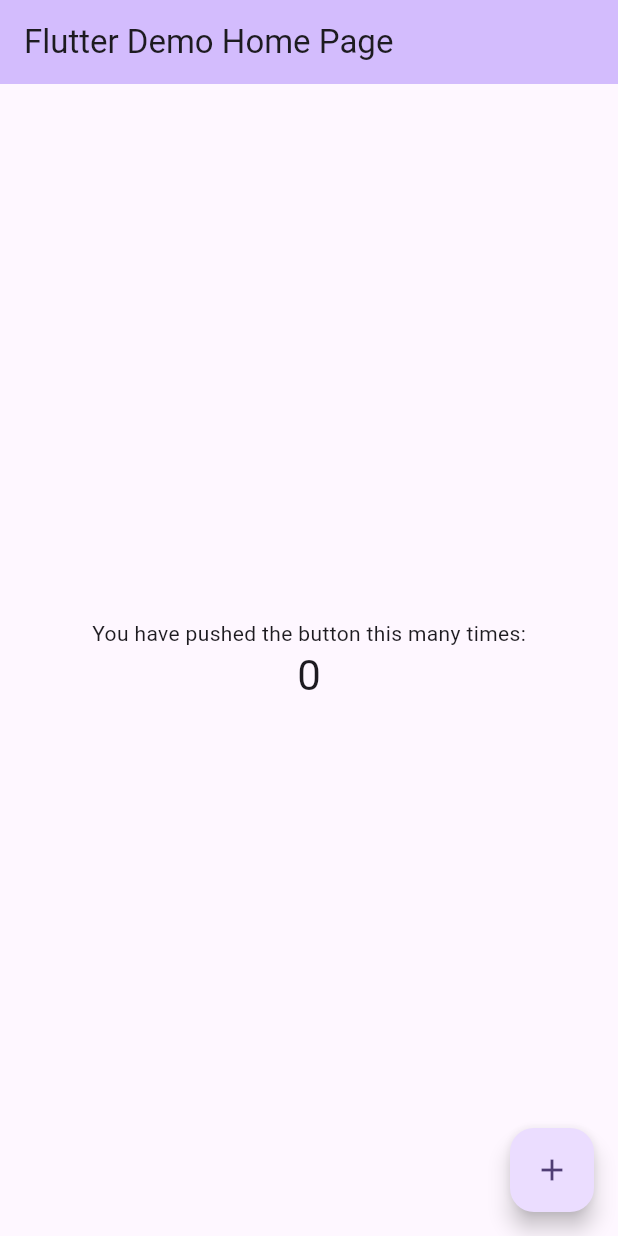
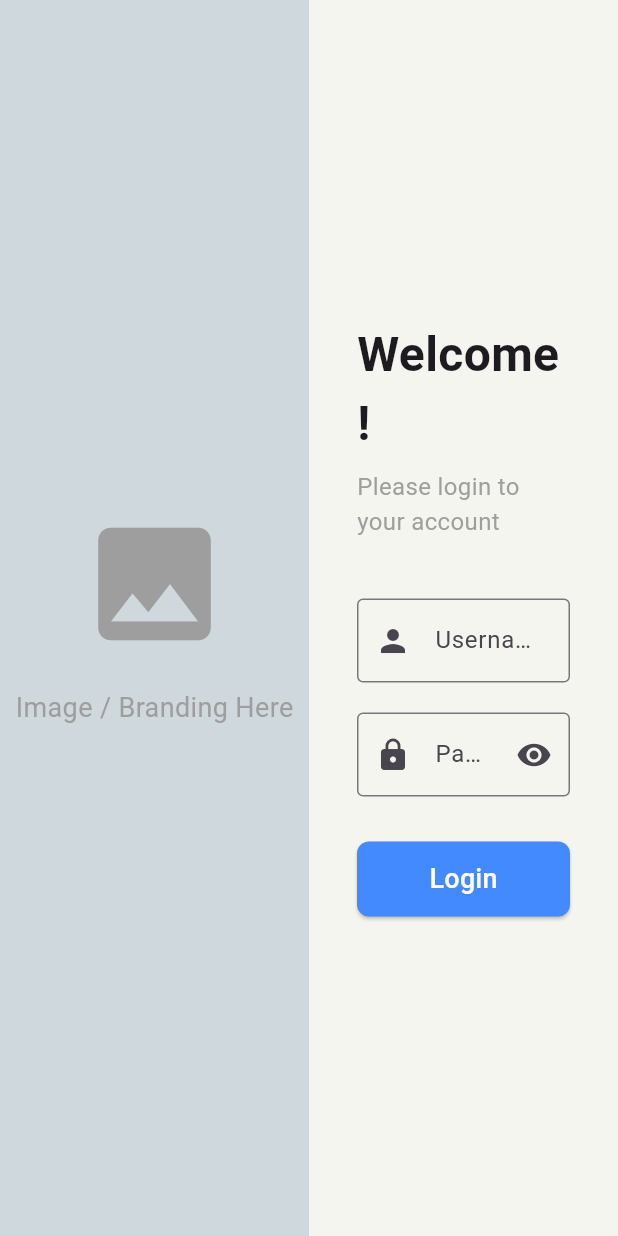
Before and after one commit to XyrelTenz/attendance_monitoring, a Flutter app: the screen it shows after launch, on a phone screen of 412 x 824 dp. Run offline on Flutter 3.47's test engine with Material 3 defaults, Android fonts, the phone set to English and light mode, and no system bars; our stand-ins replace go_router; Roboto replaces fonts that are missing (Georgia).

Commit message:
Login Screen

```diff
--- /dev/null
+++ b/lib/core/routes/app_router.dart
@@ -0,0 +1,15 @@
+import 'package:attendance_monitoring/features/auth/presentation/screens/login_screen.dart';
+
+import './app_routes.dart';
+import "package:go_router/go_router.dart";
+import 'package:flutter/material.dart';
+
+final GoRouter router = GoRouter(
+  routes: <RouteBase>[
+    GoRoute(
+      path: Routes.login,
+      builder: (BuildContext context, GoRouterState state) =>
+          const LoginScreen(),
+    ),
+  ],
+);
--- /dev/null
+++ b/lib/core/routes/app_routes.dart
@@ -0,0 +1,5 @@
+class Routes {
+  Routes._();
+
+  static const String login = '/';
+}
--- /dev/null
+++ b/lib/features/auth/presentation/screens/login_screen.dart
@@ -0,0 +1,153 @@
+import "package:flutter/material.dart";
+
+class LoginScreen extends StatefulWidget {
+  const LoginScreen({super.key});
+
+  @override
+  State<LoginScreen> createState() => _LoginScreenState();
+}
+
+class _LoginScreenState extends State<LoginScreen> {
+  final _formKey = GlobalKey<FormState>();
+  bool _isObscure = true;
+
+  @override
+  Widget build(BuildContext context) {
+    return Scaffold(
+      backgroundColor: const Color(0xFFF5F5F0),
+      body: Row(
+        children: <Widget>[
+          // Left Side - Image Placeholder
+          Expanded(
+            flex: 1, // Takes up 50% of width on large screens
+            child: Container(
+              color: Colors.blueGrey[100],
+              child: const Center(
+                child: Column(
+                  mainAxisAlignment: MainAxisAlignment.center,
+                  children: [
+                    Icon(Icons.image, size: 100, color: Colors.grey),
+                    SizedBox(height: 20),
+                    Text(
+                      "Image / Branding Here",
+                      style: TextStyle(color: Colors.grey, fontSize: 18),
+                    ),
+                  ],
+                ),
+              ),
+            ),
+          ),
+
+          // Right Side - Form
+          Expanded(
+            flex: 1,
+            child: Center(
+              // Center vertically
+              child: SingleChildScrollView(
+                // Scrollable to prevent overflow on small vertical heights
+                padding: const EdgeInsets.all(32.0),
+                child: Form(
+                  key: _formKey,
+                  child: Column(
+                    mainAxisAlignment: MainAxisAlignment.center,
+                    crossAxisAlignment: CrossAxisAlignment.start,
+                    children: <Widget>[
+                      const Text(
+                        "Welcome!",
+                        style: TextStyle(
+                          fontSize: 32,
+                          fontWeight: FontWeight.bold,
+                        ),
+                      ),
+                      const SizedBox(height: 8),
+                      const Text(
+                        "Please login to your account",
+                        style: TextStyle(fontSize: 16, color: Colors.grey),
+                      ),
+                      const SizedBox(height: 40),
+
+                      // Username Field
+                      TextFormField(
+                        decoration: const InputDecoration(
+                          labelText: 'Username',
+                          prefixIcon: Icon(Icons.person),
+                          border: OutlineInputBorder(),
+                        ),
+                        validator: (value) {
+                          if (value == null || value.isEmpty) {
+                            return 'Please enter username';
+                          }
+                          return null;
+                        },
+                      ),
+
+                      const SizedBox(height: 20), // Spacing between fields
+                      // NEW: Password Field
+                      TextFormField(
+                        obscureText: _isObscure,
+                        decoration: InputDecoration(
+                          labelText: 'Password',
+                          prefixIcon: const Icon(Icons.lock),
+                          border: const OutlineInputBorder(),
+                          suffixIcon: IconButton(
+                            icon: Icon(
+                              _isObscure
+                                  ? Icons.visibility
+                                  : Icons.visibility_off,
+                            ),
+                            onPressed: () {
+                              setState(() {
+                                _isObscure = !_isObscure;
+                              });
+                            },
+                          ),
+                        ),
+                        validator: (value) {
+                          if (value == null || value.isEmpty) {
+                            return 'Please enter password';
+                          }
+                          return null;
+                        },
+                      ),
+
+                      const SizedBox(height: 30),
+
+                      // Login Button
+                      SizedBox(
+                        width: double.infinity,
+                        height: 50,
+                        child: ElevatedButton(
+                          onPressed: () {
+                            if (_formKey.currentState!.validate()) {
+                              // Process login
+                              ScaffoldMessenger.of(context).showSnackBar(
+                                const SnackBar(
+                                  content: Text('Processing Login'),
+                                ),
+                              );
+                            }
+                          },
+                          style: ElevatedButton.styleFrom(
+                            backgroundColor: Colors.blueAccent,
+                            foregroundColor: Colors.white,
+                            shape: RoundedRectangleBorder(
+                              borderRadius: BorderRadius.circular(8),
+                            ),
+                          ),
+                          child: const Text(
+                            'Login',
+                            style: TextStyle(fontSize: 18),
+                          ),
+                        ),
+                      ),
+                    ],
+                  ),
+                ),
+              ),
+            ),
+          ),
+        ],
+      ),
+    );
+  }
+}
--- a/lib/main.dart
+++ b/lib/main.dart
@@ -1,4 +1,5 @@
 import 'package:flutter/material.dart';
+import "core/routes/app_router.dart";
 
 void main() {
   runApp(const MyApp());
@@ -7,116 +8,26 @@ void main() {
 class MyApp extends StatelessWidget {
   const MyApp({super.key});
 
-  // This widget is the root of your application.
   @override
   Widget build(BuildContext context) {
-    return MaterialApp(
-      title: 'Flutter Demo',
+    return MaterialApp.router(
       theme: ThemeData(
-        // This is the theme of your application.
-        //
-        // TRY THIS: Try running your application with "flutter run". You'll see
-        // the application has a purple toolbar. Then, without quitting the app,
-        // try changing the seedColor in the colorScheme below to Colors.green
-        // and then invoke "hot reload" (save your changes or press the "hot
-        // reload" button in a Flutter-supported IDE, or press "r" if you used
-        // the command line to start the app).
-        //
-        // Notice that the counter didn't reset back to zero; the application
-        // state is not lost during the reload. To reset the state, use hot
-        // restart instead.
-        //
-        // This works for code too, not just values: Most code changes can be
-        // tested with just a hot reload.
-        colorScheme: .fromSeed(seedColor: Colors.deepPurple),
+        colorScheme: ColorScheme.fromSeed(
+          seedColor: Colors.deepPurple,
+          brightness: Brightness.light,
+        ),
+        textTheme: const TextTheme(
+          displayLarge: TextStyle(fontSize: 72.0, fontWeight: FontWeight.bold),
+          titleLarge: TextStyle(fontSize: 30.0, fontStyle: FontStyle.italic),
+          bodyMedium: TextStyle(fontSize: 14.0),
+        ),
+        fontFamily: 'Georgia',
+        floatingActionButtonTheme: FloatingActionButtonThemeData(
+          backgroundColor: Colors.red,
+        ),
       ),
-      home: const MyHomePage(title: 'Flutter Demo Home Page'),
+      debugShowCheckedModeBanner: false,
+      routerConfig: router,
     );
   }
 }
-
-class MyHomePage extends StatefulWidget {
-  const MyHomePage({super.key, required this.title});
-
-  // This widget is the home page of your application. It is stateful, meaning
-  // that it has a State object (defined below) that contains fields that affect
-  // how it looks.
-
-  // This class is the configuration for the state. It holds the values (in this
-  // case the title) provided by the parent (in this case the App widget) and
-  // used by the build method of the State. Fields in a Widget subclass are
-  // always marked "final".
-
-  final String title;
-
-  @override
-  State<MyHomePage> createState() => _MyHomePageState();
-}
-
-class _MyHomePageState extends State<MyHomePage> {
-  int _counter = 0;
-
-  void _incrementCounter() {
-    setState(() {
-      // This call to setState tells the Flutter framework that something has
-      // changed in this State, which causes it to rerun the build method below
-      // so that the display can reflect the updated values. If we changed
-      // _counter without calling setState(), then the build method would not be
-      // called again, and so nothing would appear to happen.
-      _counter++;
-    });
-  }
-
-  @override
-  Widget build(BuildContext context) {
-    // This method is rerun every time setState is called, for instance as done
-    // by the _incrementCounter method above.
-    //
-    // The Flutter framework has been optimized to make rerunning build methods
-    // fast, so that you can just rebuild anything that needs updating rather
-    // than having to individually change instances of widgets.
-    return Scaffold(
-      appBar: AppBar(
-        // TRY THIS: Try changing the color here to a specific color (to
-        // Colors.amber, perhaps?) and trigger a hot reload to see the AppBar
-        // change color while the other colors stay the same.
-        backgroundColor: Theme.of(context).colorScheme.inversePrimary,
-        // Here we take the value from the MyHomePage object that was created by
-        // the App.build method, and use it to set our appbar title.
-        title: Text(widget.title),
-      ),
-      body: Center(
-        // Center is a layout widget. It takes a single child and positions it
-        // in the middle of the parent.
-        child: Column(
-          // Column is also a layout widget. It takes a list of children and
-          // arranges them vertically. By default, it sizes itself to fit its
-          // children horizontally, and tries to be as tall as its parent.
-          //
-          // Column has various properties to control how it sizes itself and
-          // how it positions its children. Here we use mainAxisAlignment to
-          // center the children vertically; the main axis here is the vertical
-          // axis because Columns are vertical (the cross axis would be
-          // horizontal).
-          //
-          // TRY THIS: Invoke "debug painting" (choose the "Toggle Debug Paint"
-          // action in the IDE, or press "p" in the console), to see the
-          // wireframe for each widget.
-          mainAxisAlignment: .center,
-          children: [
-            const Text('You have pushed the button this many times:'),
-            Text(
-              '$_counter',
-              style: Theme.of(context).textTheme.headlineMedium,
-            ),
-          ],
-        ),
-      ),
-      floatingActionButton: FloatingActionButton(
-        onPressed: _incrementCounter,
-        tooltip: 'Increment',
-        child: const Icon(Icons.add),
-      ),
-    );
-  }
-}
```
